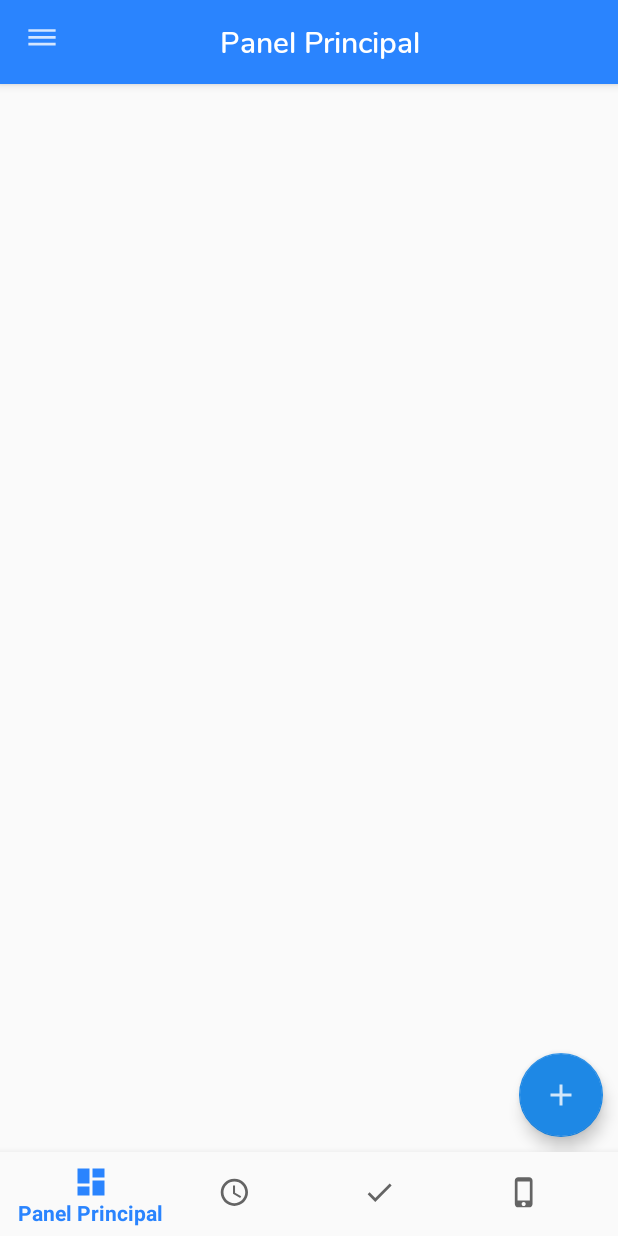
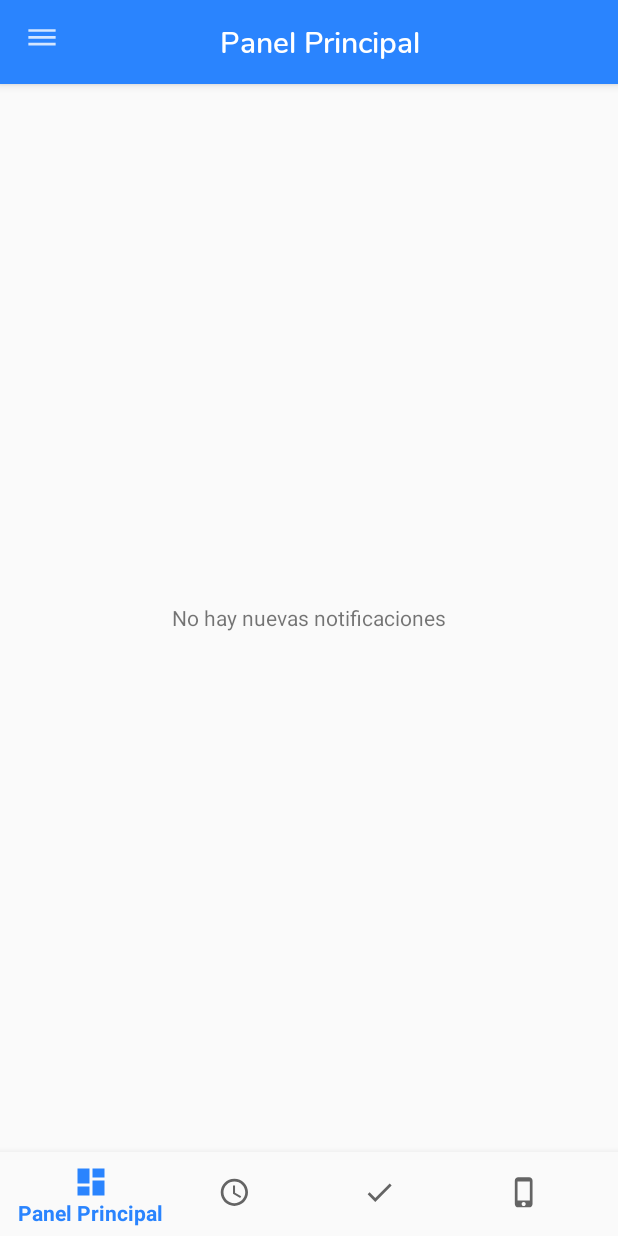
Before and after one commit to willyborja95/Camello, an Android app: the fragment NotificationsFragment placed in its activity, on a phone screen of 412 x 824 dp. Run offline under Robolectric (Android 15) with nearby library versions, the phone set to English and light mode, and no system bars; our stand-ins replace ButterKnife; libraries missing offline, so code that uses them is left out: com.jakewharton.threetenabp, com.kizitonwose.calendarview; 13 statements that could not run were skipped.

Commit message:
Added and fixed not notifications message

```diff
--- a/app/src/main/java/com/appTec/RegistrateApp/interactor/NotificationInteractorImpl.java
+++ b/app/src/main/java/com/appTec/RegistrateApp/interactor/NotificationInteractorImpl.java
@@ -49,7 +49,9 @@
                     /*
                      * Todo
                      * */
-                    notificationPresenter.showNotNewNotificationsMessage();
+                    if (notificationPresenter != null) {
+                        notificationPresenter.showNotNewNotificationsMessage();
+                    }
                 } else {
                     /*
                      * Parse the data into notifications objects
--- a/app/src/main/java/com/appTec/RegistrateApp/view/activities/bottomNavigationUi/notifications/NotificationsFragment.java
+++ b/app/src/main/java/com/appTec/RegistrateApp/view/activities/bottomNavigationUi/notifications/NotificationsFragment.java
@@ -5,6 +5,7 @@
 import android.content.Context;
 import android.content.DialogInterface;
 import android.os.Bundle;
+import android.util.Log;
 import android.view.LayoutInflater;
 import android.view.View;
 import android.view.ViewGroup;
@@ -12,6 +13,7 @@
 import android.widget.TextView;
 
 import androidx.annotation.NonNull;
+import androidx.annotation.Nullable;
 import androidx.fragment.app.Fragment;
 
 import com.appTec.RegistrateApp.R;
@@ -23,9 +25,10 @@
 
 public class NotificationsFragment extends Fragment implements NotificationView {
 
+    private final String TAG = "NotificationsFragment";
 
     //UI elements
-    private ListView notificationsListVIew;
+    private ListView notificationsListView;
     private TextView notificationTextView;
     ProgressDialog progressDialog;
 
@@ -36,27 +39,31 @@
     public View onCreateView(@NonNull LayoutInflater inflater,
                              ViewGroup container, Bundle savedInstanceState) {
 
-        View fragmentDeviceView = inflater.inflate(R.layout.fragment_device, container, false);
+        View fragmentDeviceView = inflater.inflate(R.layout.notifications_fragment_notification, container, false);
 
         Bundle bundle = this.getArguments();
 
 
+        return fragmentDeviceView;
+    }
+
+
+    @Override
+    public void onViewCreated(@NonNull View view, @Nullable Bundle savedInstanceState) {
+        super.onViewCreated(view, savedInstanceState);
         // Attached the presenter
         notificationPresenter = new NotificationPresenterImpl(this);
 
         // Calling the presenter
         notificationPresenter.getNotifications();
 
-
-
         // Linking UI elements
         progressDialog = new ProgressDialog(getContext());
-        notificationsListVIew = fragmentDeviceView.findViewById(R.id.notification_list_view);
-        notificationTextView = fragmentDeviceView.findViewById(R.id.notification_text_view);
+        notificationsListView = view.findViewById(R.id.notification_list_view);
+        notificationTextView = view.findViewById(R.id.notification_text_view);
 
-        return fragmentDeviceView;
+        showNotNewNotificationsMessage();
     }
-
 
     @Override
     public void onAttach(@NonNull Context context) {
@@ -65,14 +72,14 @@
     }
 
 
-
-
     @Override
     public void showNotifications(ArrayList<Notification> notifications) {
         /*
          * Show notifications on screen
          * */
-        notificationsListVIew.setAdapter(new NotificationsListAdapter(getContext(), notifications));
+
+
+        notificationsListView.setAdapter(new NotificationsListAdapter(getContext(), notifications));
     }
 
     //Dialogs
@@ -113,8 +120,17 @@
 
     @Override
     public void showNotNewNotificationsMessage() {
-        if(notificationTextView != null){
+        if (notificationTextView != null) {
+
             notificationTextView.setVisibility(View.VISIBLE);
+        } else {
+            Log.d(TAG, "notificationTextView it is null");
+        }
+        if (notificationsListView != null) {
+
+            notificationsListView.setVisibility(View.GONE);
+        } else {
+            Log.d(TAG, "notificationListView it is null");
         }
 
     }
--- a/app/src/main/res/layout/notifications_fragment_notification.xml
+++ b/app/src/main/res/layout/notifications_fragment_notification.xml
@@ -11,14 +11,17 @@
         android:layout_height="match_parent"
         app:layout_constraintBottom_toBottomOf="parent"
         app:layout_constraintStart_toStartOf="parent"
-        app:layout_constraintTop_toTopOf="parent"/>
+        app:layout_constraintTop_toTopOf="parent"
+        android:visibility="gone"/>
 
     <TextView
         android:id="@+id/notification_text_view"
-        android:layout_width="match_parent"
+        android:layout_width="wrap_content"
         android:layout_height="wrap_content"
         android:layout_centerVertical="true"
-        android:visibility="gone"
+        android:layout_centerHorizontal="true"
+        android:text="No hay nuevas notificaciones"
+        android:visibility="visible"
         ></TextView>
 
 </RelativeLayout>
--- a/app/src/main/res/navigation/mobile_navigation.xml
+++ b/app/src/main/res/navigation/mobile_navigation.xml
@@ -16,7 +16,7 @@
         android:id="@+id/navigation_notifications"
         android:name="com.appTec.RegistrateApp.view.activities.bottomNavigationUi.permission.PermissionFragment"
         android:label="@string/notifications_fragment_title"
-        tools:layout="@layout/fragment_assistance" />
+        tools:layout="@layout/notifications_fragment_notification" />
 
     <fragment
         android:id="@+id/navigation_permission"
```
